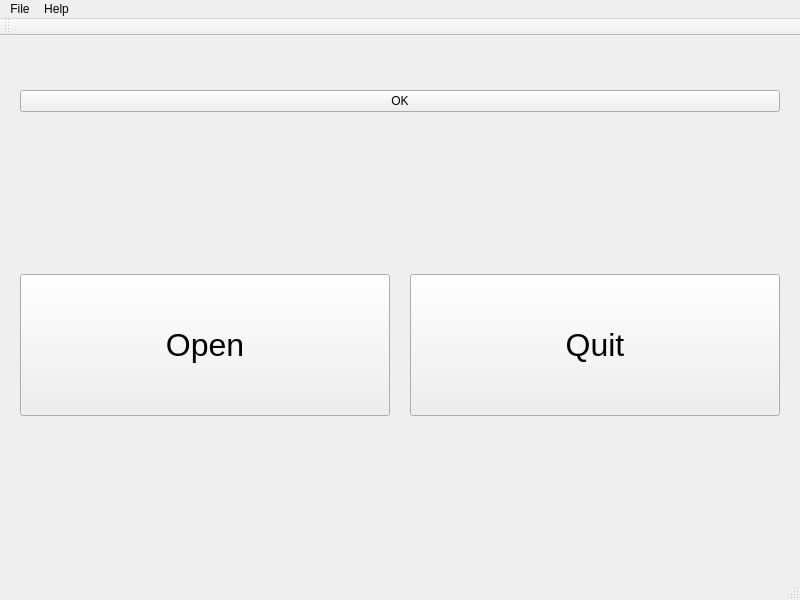
Before: the Qt Designer form ui/mainwindow.ui in rohan-singh1/Kommadek, drawn with Qt 5.
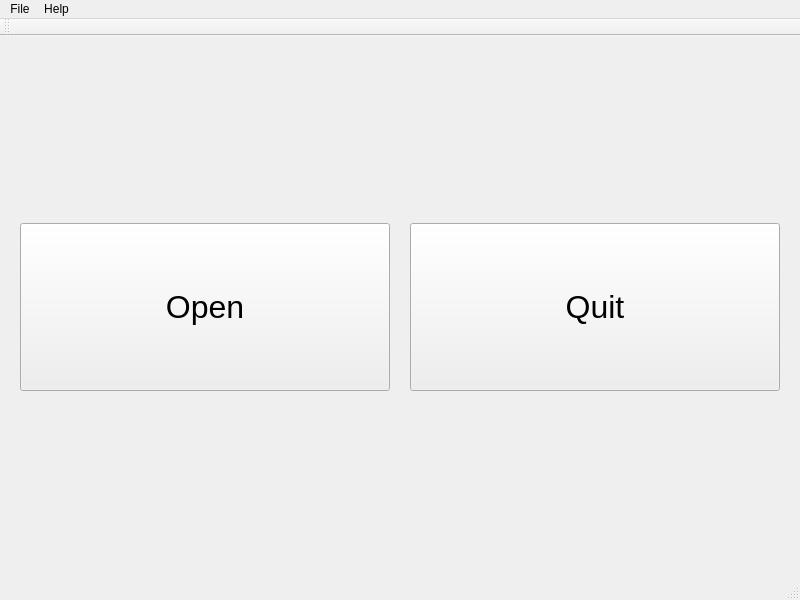
After: the same form once the commit is applied. The open tabs and pages were chosen to show the change.

Diff of the .ui file:
```diff
--- a/ui/mainwindow.ui
+++ b/ui/mainwindow.ui
@@ -55,20 +55,6 @@
         <property name="bottomMargin">
          <number>20</number>
         </property>
-        <item>
-         <widget class="QLabel" name="label">
-          <property name="text">
-           <string/>
-          </property>
-         </widget>
-        </item>
-        <item>
-         <widget class="QPushButton" name="aboutOKButton">
-          <property name="text">
-           <string>OK</string>
-          </property>
-         </widget>
-        </item>
         <item>
          <spacer name="verticalSpacer">
           <property name="orientation">
```
Left out of the diff: 7 changed lines with no effect on the pictures.
